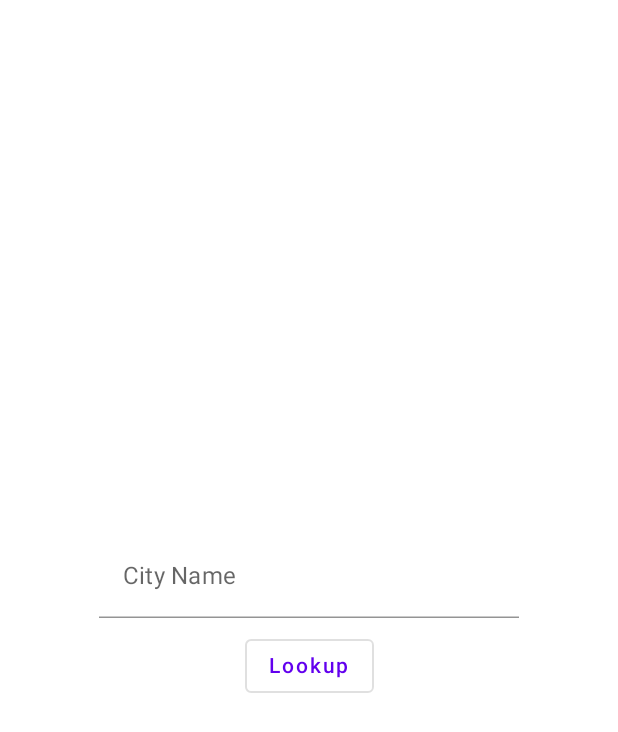
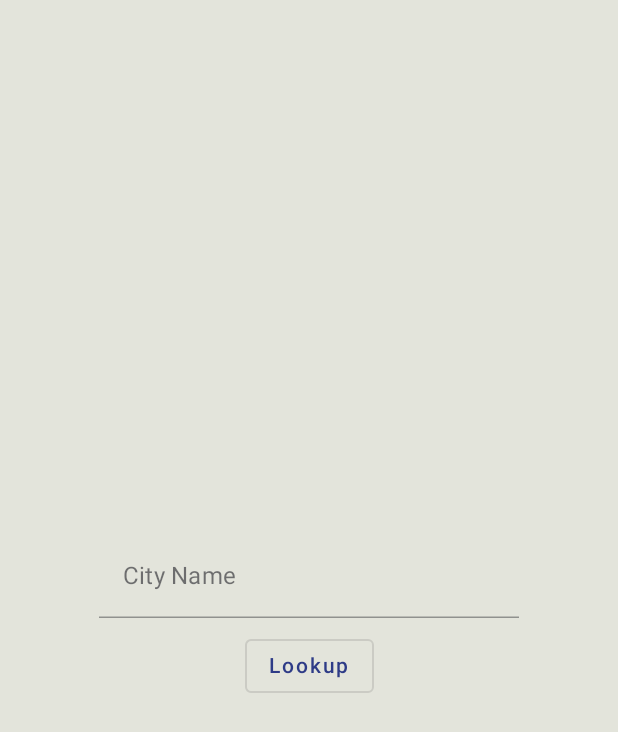
Before and after one commit to BrotherDotMatrixPrinter/LowesCodiingExercise, an Android app built with Jetpack Compose: the screen it shows after launch (MainActivity), on a phone screen of 412 x 824 dp. Shown: the top 732 px of the screen. Run offline under Robolectric (Android 15) with nearby library versions, the phone set to English and light mode, and no system bars; our stand-ins replace Dagger/Hilt's generated code, accompanist, constraintlayout-compose.

Commit message:
General aesthetic changes

```diff
--- a/app/build.gradle
+++ b/app/build.gradle
@@ -106,6 +106,9 @@ dependencies {
     implementation 'androidx.appcompat:appcompat:1.4.1'
     implementation 'com.google.android.material:material:1.5.0'
 
+    // Accompanist
+    implementation 'com.google.accompanist:accompanist-systemuicontroller:0.21.4-beta'
+
     // Compose
     implementation "androidx.compose.compiler:compiler:$compose_compiler_version" // Compose Compiler
     implementation "androidx.compose.ui:ui:$compose_compiler_version" // Compose UI
--- a/app/src/main/java/com/funnycop/lowescodingexercise/ui/composable/NavigationController.kt
+++ b/app/src/main/java/com/funnycop/lowescodingexercise/ui/composable/NavigationController.kt
@@ -1,20 +1,35 @@
 package com.funnycop.lowescodingexercise.ui.composable
 
 import androidx.compose.runtime.Composable
+import androidx.compose.runtime.SideEffect
 import androidx.hilt.navigation.compose.hiltViewModel
 import androidx.navigation.compose.NavHost
 import androidx.navigation.compose.composable
 import androidx.navigation.compose.rememberNavController
+import com.funnycop.lowescodingexercise.ui.theme.DarkCornflowerBlue
 import com.funnycop.lowescodingexercise.util.CITY_LOOKUP_DESTINATION
 import com.funnycop.lowescodingexercise.util.WEATHER_DETAIL_DESTINATION
 import com.funnycop.lowescodingexercise.util.WEATHER_LIST_DESTINATION
 import com.funnycop.lowescodingexercise.viewmodel.WeatherViewModel
+import com.google.accompanist.systemuicontroller.rememberSystemUiController
 
 @Composable
 fun NavigationController() {
 
+    val systemUiController = rememberSystemUiController()
     val navController = rememberNavController()
     val weatherViewModel = hiltViewModel<WeatherViewModel>()
+
+    SideEffect {
+
+        systemUiController.setStatusBarColor(
+
+            color = DarkCornflowerBlue,
+            darkIcons = false
+
+        )
+
+    }
 
     NavHost(navController, CITY_LOOKUP_DESTINATION) {
 
--- a/app/src/main/java/com/funnycop/lowescodingexercise/ui/composable/TopNavigationBar.kt
+++ b/app/src/main/java/com/funnycop/lowescodingexercise/ui/composable/TopNavigationBar.kt
@@ -1,12 +1,10 @@
 package com.funnycop.lowescodingexercise.ui.composable
 
-import androidx.compose.material.Icon
-import androidx.compose.material.IconButton
-import androidx.compose.material.Text
-import androidx.compose.material.TopAppBar
+import androidx.compose.material.*
 import androidx.compose.material.icons.Icons
 import androidx.compose.material.icons.filled.ArrowBack
 import androidx.compose.runtime.Composable
+import com.funnycop.lowescodingexercise.ui.theme.DarkCornflowerBlue
 
 @Composable
 fun TopNavigationBar(
@@ -19,6 +17,7 @@ fun TopNavigationBar(
     TopAppBar(
 
         title = { Text(title) },
+        backgroundColor = DarkCornflowerBlue,
 
         navigationIcon = { IconButton(onClick = navigateBack) {
 
--- a/app/src/main/java/com/funnycop/lowescodingexercise/ui/composable/WeatherList.kt
+++ b/app/src/main/java/com/funnycop/lowescodingexercise/ui/composable/WeatherList.kt
@@ -4,15 +4,17 @@ import androidx.compose.foundation.border
 import androidx.compose.foundation.clickable
 import androidx.compose.foundation.layout.*
 import androidx.compose.foundation.lazy.LazyColumn
+import androidx.compose.material.MaterialTheme
 import androidx.compose.material.Scaffold
 import androidx.compose.material.Text
 import androidx.compose.runtime.Composable
 import androidx.compose.runtime.getValue
 import androidx.compose.runtime.livedata.observeAsState
 import androidx.compose.ui.Modifier
-import androidx.compose.ui.graphics.Color
 import androidx.compose.ui.unit.dp
 import androidx.navigation.NavController
+import com.funnycop.lowescodingexercise.ui.theme.Alabaster
+import com.funnycop.lowescodingexercise.ui.theme.RaisinBlack
 import com.funnycop.lowescodingexercise.util.WEATHER_DETAIL_DESTINATION
 import com.funnycop.lowescodingexercise.viewmodel.WeatherViewModel
 
@@ -23,6 +25,8 @@ fun WeatherList(
     weatherViewModel: WeatherViewModel
 
 ) {
+
+    val isLightMode = MaterialTheme.colors.isLight
 
     val weather by weatherViewModel.weather.observeAsState()
     val cityName by weatherViewModel.cityName.observeAsState()
@@ -78,8 +82,13 @@ fun WeatherList(
 
                 modifier = Modifier
                     .fillMaxWidth()
-                    .border(1.dp, Color.Black)
                     .height(1.dp)
+                    .border(
+
+                        width = 1.dp,
+                        color = if (isLightMode) RaisinBlack else Alabaster
+
+                    )
 
             )
 
--- a/app/src/main/java/com/funnycop/lowescodingexercise/ui/theme/Color.kt
+++ b/app/src/main/java/com/funnycop/lowescodingexercise/ui/theme/Color.kt
@@ -2,7 +2,9 @@ package com.funnycop.lowescodingexercise.ui.theme
 
 import androidx.compose.ui.graphics.Color
 
-val Purple200 = Color(0xFFBB86FC)
-val Purple500 = Color(0xFF6200EE)
-val Purple700 = Color(0xFF3700B3)
-val Teal200 = Color(0xFF03DAC5)
+val RaisinBlack = Color(0xFF1E1E24)
+val Alabaster = Color(0xFFE3E4DB)
+val StPatricksBlue = Color(0xFF2F2777)
+val DarkCornflowerBlue = Color(0xFF2E3B87)
+val Liberty = Color(0xFF595DB1)
+val Lilac = Color(0xFFBAAACA)
--- a/app/src/main/java/com/funnycop/lowescodingexercise/ui/theme/Theme.kt
+++ b/app/src/main/java/com/funnycop/lowescodingexercise/ui/theme/Theme.kt
@@ -7,24 +7,33 @@ import androidx.compose.material.lightColors
 import androidx.compose.runtime.Composable
 
 private val DarkColorPalette = darkColors(
-    primary = Purple200,
-    primaryVariant = Purple700,
-    secondary = Teal200
+
+    primary = Liberty,
+    primaryVariant = StPatricksBlue,
+    secondary = Lilac,
+
+    background = RaisinBlack,
+    surface = RaisinBlack,
+    onPrimary = RaisinBlack,
+    onSecondary = Alabaster,
+    onBackground = Alabaster,
+    onSurface = Alabaster
+
 )
 
 private val LightColorPalette = lightColors(
-    primary = Purple500,
-    primaryVariant = Purple700,
-    secondary = Teal200
 
-    /* Other default colors to override
-    background = Color.White,
-    surface = Color.White,
-    onPrimary = Color.White,
-    onSecondary = Color.Black,
-    onBackground = Color.Black,
-    onSurface = Color.Black,
-    */
+    primary = DarkCornflowerBlue,
+    primaryVariant = StPatricksBlue,
+    secondary = Lilac,
+
+    background = Alabaster,
+    surface = Alabaster,
+    onPrimary = Alabaster,
+    onSecondary = RaisinBlack,
+    onBackground = RaisinBlack,
+    onSurface = RaisinBlack
+
 )
 
 @Composable
--- a/app/src/main/java/com/funnycop/lowescodingexercise/ui/theme/Type.kt
+++ b/app/src/main/java/com/funnycop/lowescodingexercise/ui/theme/Type.kt
@@ -6,7 +6,6 @@ import androidx.compose.ui.text.font.FontFamily
 import androidx.compose.ui.text.font.FontWeight
 import androidx.compose.ui.unit.sp
 
-// Set of Material typography styles to start with
 val Typography = Typography(
 
     body1 = TextStyle(
@@ -17,24 +16,4 @@ val Typography = Typography(
 
     )
 
-    /* Other default text styles to override
-
-    button = TextStyle(
-
-        fontFamily = FontFamily.Default,
-        fontWeight = FontWeight.W500,
-        fontSize = 14.sp
-
-    ),
-
-    caption = TextStyle(
-
-        fontFamily = FontFamily.Default,
-        fontWeight = FontWeight.Normal,
-        fontSize = 12.sp
-
-    )
-
-    */
-
 )
--- a/app/src/main/java/com/funnycop/lowescodingexercise/util/Constants.kt
+++ b/app/src/main/java/com/funnycop/lowescodingexercise/util/Constants.kt
@@ -1,6 +1,6 @@
 package com.funnycop.lowescodingexercise.util
 
-const val DEBUG_TAG = "DEBUG_INFO"
+// const val DEBUG_TAG = "DEBUG_INFO"
 const val API_URL = "https://api.openweathermap.org/"
 const val API_KEY = "65d00499677e59496ca2f318eb68c049"
 const val CITY_LOOKUP_DESTINATION = "CityLookup"
```
